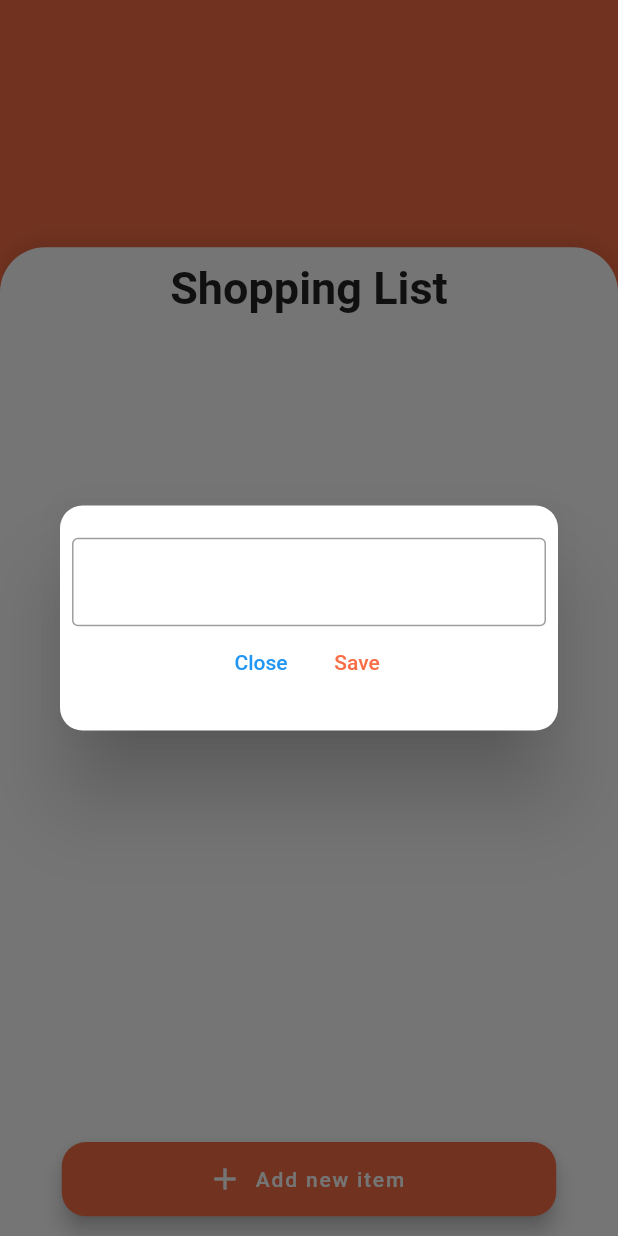
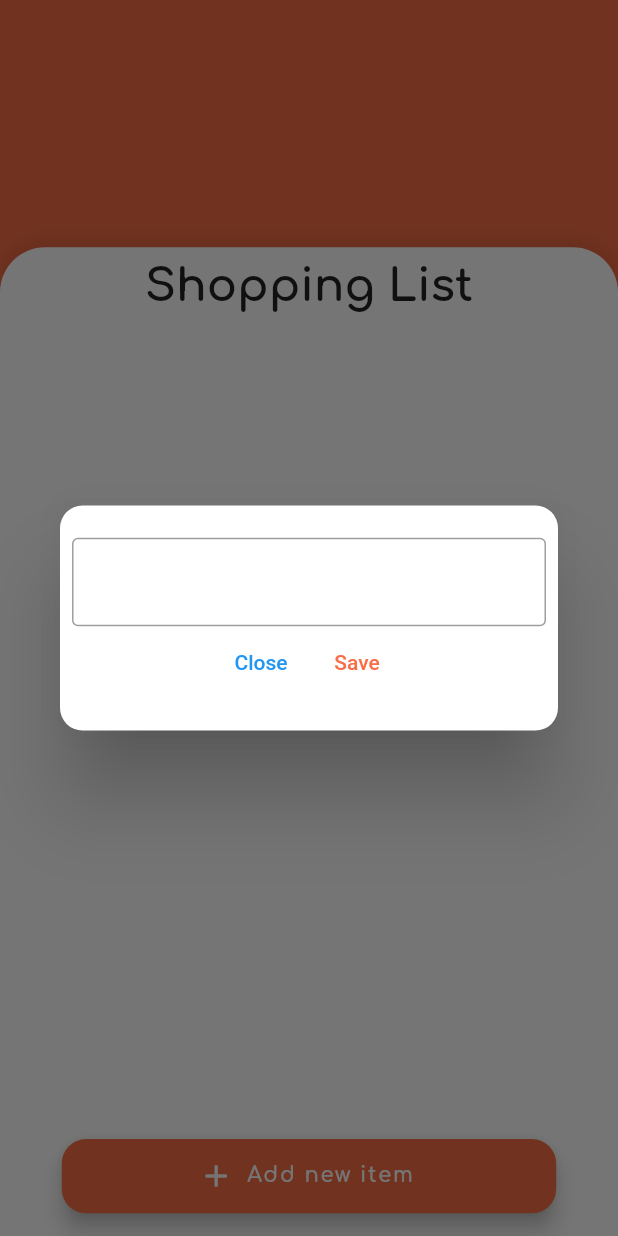
Before and after one commit to aikenahac/shopping-list, a Flutter app: the screen it shows after launch, after a tap on "Add new item", on a phone screen of 412 x 824 dp. Run offline on Flutter 3.47's test engine with Material 2 defaults, Android fonts, the phone set to English and light mode, and no system bars; our stand-ins replace google_fonts; network calls fail.

Commit message:
Replace font

```diff
--- a/lib/pages/home.page.dart
+++ b/lib/pages/home.page.dart
@@ -1,4 +1,5 @@
 import 'package:flutter/material.dart';
+import 'package:google_fonts/google_fonts.dart';
 import 'package:shopping_list/api/api.client.dart';
 import 'package:shopping_list/models/item.model.dart';
 import 'package:shopping_list/utils/assets.util.dart';
@@ -145,7 +146,12 @@ class _HomePageState extends State<HomePage> {
             },
           ),
           button: AddItemButton(
-            label: const Text('Add new item'),
+            label: Text(
+              'Add new item',
+              style: GoogleFonts.comfortaa(
+                fontWeight: FontWeight.w600,
+              ),
+            ),
             icon: const Icon(Icons.add),
             onPressed: addItem,
           ),
--- a/lib/widgets/home_page/list.widget.dart
+++ b/lib/widgets/home_page/list.widget.dart
@@ -1,4 +1,5 @@
 import 'package:flutter/material.dart';
+import 'package:google_fonts/google_fonts.dart';
 
 final _listBoxDecoration = BoxDecoration(
   boxShadow: [
@@ -44,7 +45,7 @@ class ItemListContainer extends StatelessWidget {
             const SizedBox(height: 10.0),
             Text(
               title,
-              style: const TextStyle(
+              style: GoogleFonts.comfortaa(
                 fontSize: 30.0,
                 fontWeight: FontWeight.bold,
               ),
--- a/lib/widgets/home_page/list_item.widget.dart
+++ b/lib/widgets/home_page/list_item.widget.dart
@@ -1,15 +1,15 @@
 import 'package:flutter/material.dart';
+import 'package:google_fonts/google_fonts.dart';
 import 'package:shopping_list/api/api.client.dart';
-import 'package:shopping_list/models/item_attributes.model.dart';
 import 'package:shopping_list/utils/assets.util.dart';
 import 'package:shopping_list/widgets/modal.widget.dart';
 
-const _notBoughtStyle = TextStyle(
+final _notBoughtStyle = GoogleFonts.comfortaa(
   fontSize: 16.0,
   fontWeight: FontWeight.w600,
 );
 
-final _boughtStyle = TextStyle(
+final _boughtStyle = GoogleFonts.comfortaa(
   fontSize: 16.0,
   fontWeight: FontWeight.w600,
   color: Colors.grey[600],
```
